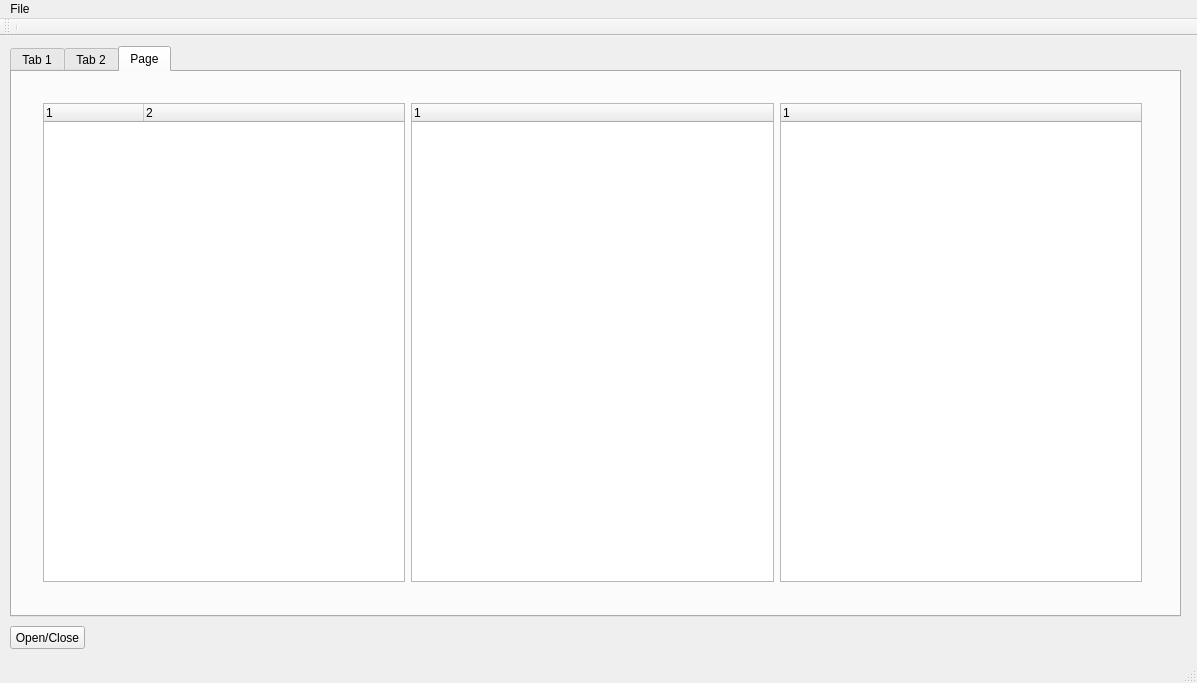
Old version of the form GroundStation/mainwindow.ui in the repository aafontoura/mission-groundstation.
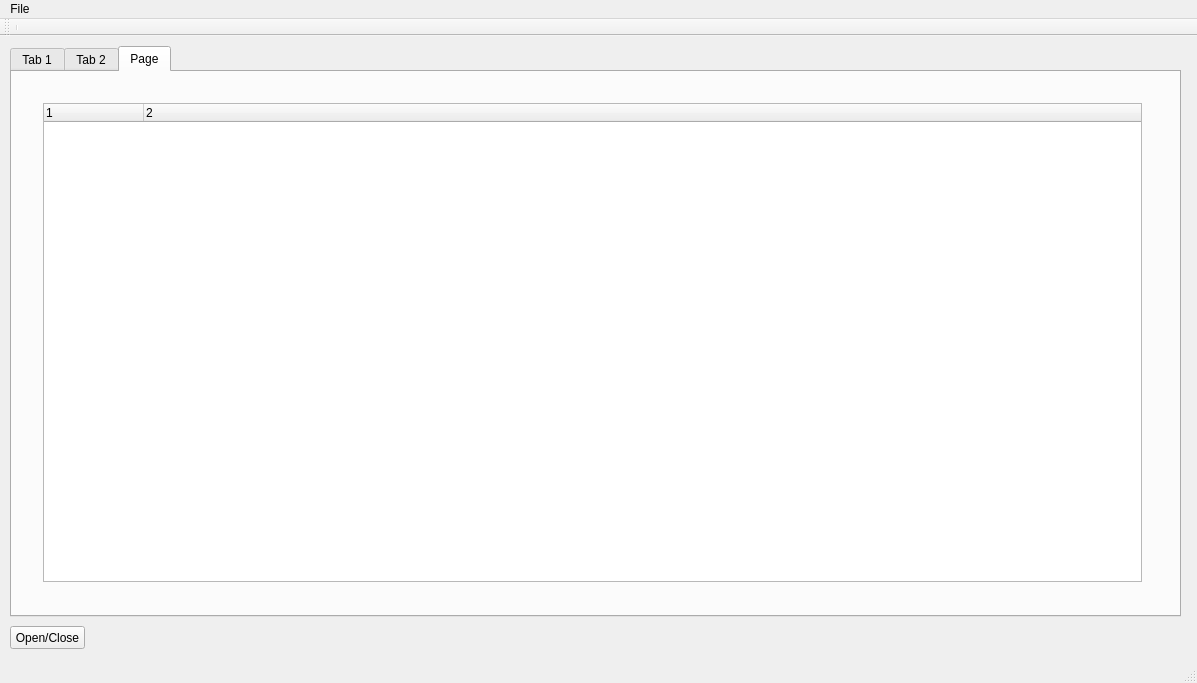
New version of the form.

Commit message: Parsing all the waypoints from the XML and putting in the mission class

Patch:
```diff
--- a/GroundStation/mainwindow.ui
+++ b/GroundStation/mainwindow.ui
@@ -162,24 +162,6 @@
          </column>
         </widget>
        </item>
-       <item row="0" column="1">
-        <widget class="QTreeWidget" name="namespacePrefix">
-         <column>
-          <property name="text">
-           <string notr="true">1</string>
-          </property>
-         </column>
-        </widget>
-       </item>
-       <item row="0" column="2">
-        <widget class="QTreeWidget" name="prefix">
-         <column>
-          <property name="text">
-           <string notr="true">1</string>
-          </property>
-         </column>
-        </widget>
-       </item>
       </layout>
      </widget>
     </widget>
```
The commit also changes 9 other files.
